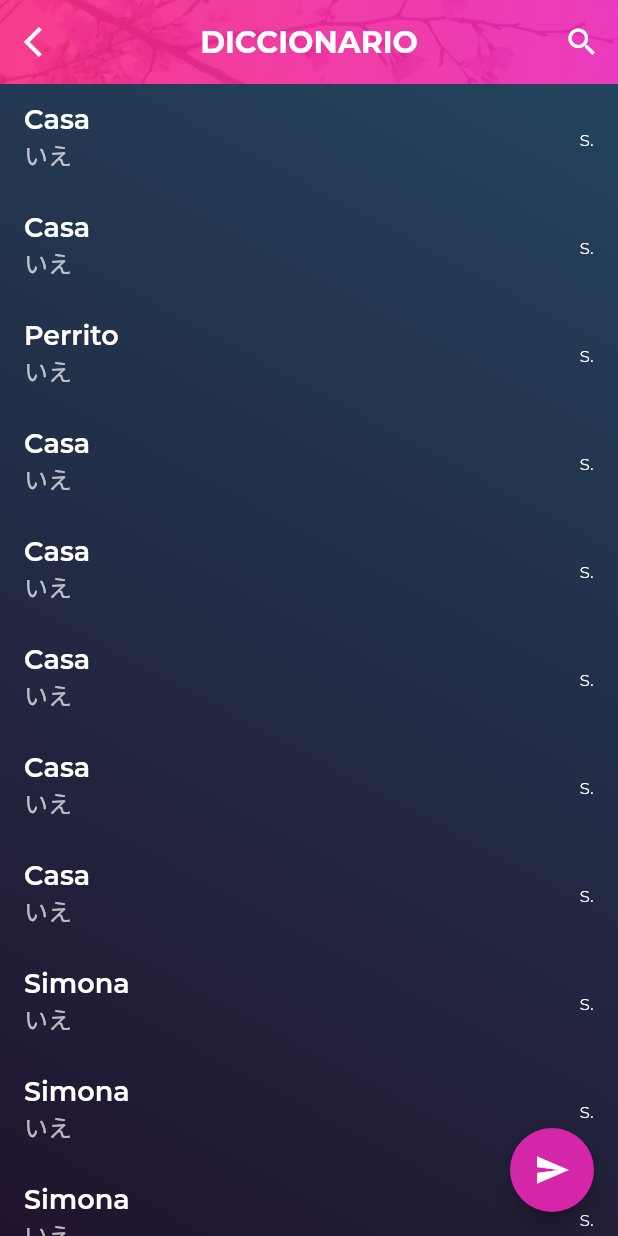
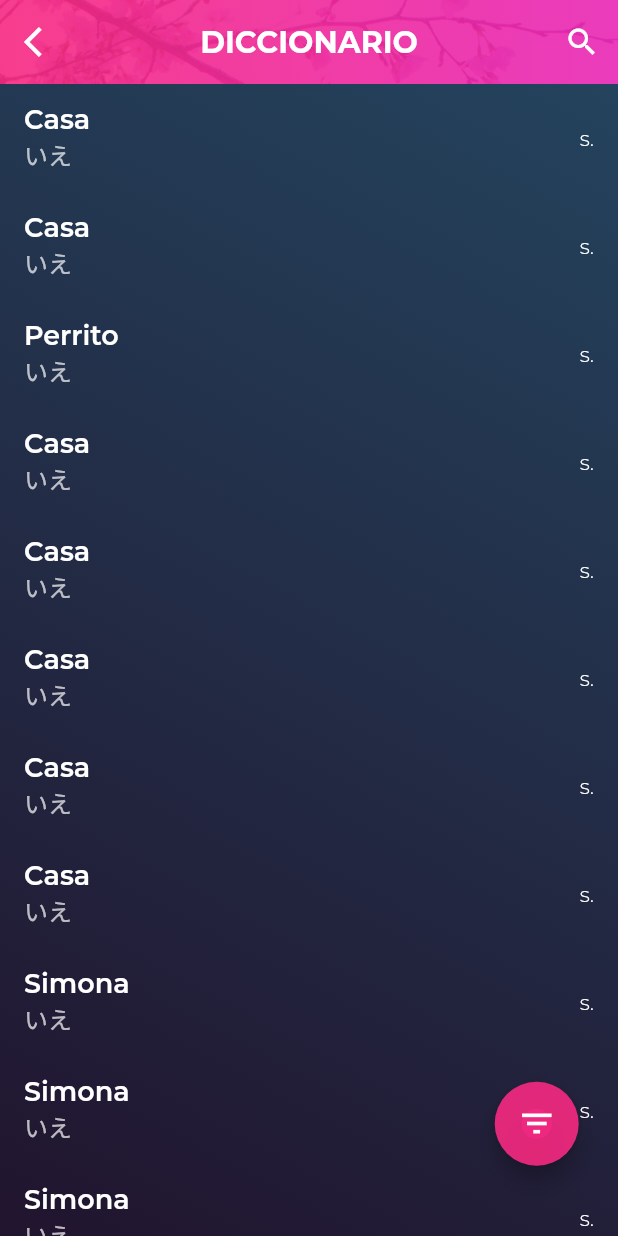
Before and after one commit to Waffulz/SakuraDictionary, a Flutter app: the DictionaryPage screen opened directly, on a phone screen of 412 x 824 dp. Run offline on Flutter 3.47's test engine with Material 2 defaults, Android fonts, the phone set to English and light mode, and no system bars; our stand-ins replace firebase_database; accounts and stored records are empty; Roboto replaces fonts that are missing (Aozora).

Commit message:
floating action button animated
-now the floatingActionButtong is animated

```diff
--- a/sakura_jisho/lib/user_interface/dictionary_section/dictionary_screen.dart
+++ b/sakura_jisho/lib/user_interface/dictionary_section/dictionary_screen.dart
@@ -1,6 +1,7 @@
 import 'package:flutter/material.dart';
 import 'package:sakura_jisho/user_interface/dictionary_section/topPanel.dart';
 import 'package:sakura_jisho/user_interface/sections/filter_section.dart';
+import 'dart:math' as math;
 
 //Import of sakura classes
 import 'package:sakura_jisho/utils/color_pallete.dart';
@@ -81,16 +82,157 @@ class _DictionaryPageState extends State<DictionaryPage> {
               ],
             ),
             body: TopPanel(),
-            floatingActionButton: FloatingActionButton(
-                onPressed: () {
-                  //TODO:
+          ),
+        ),
+        Positioned(top: MediaQuery.of(context).size.height * 0.8,
+            left: MediaQuery.of(context).size.width * 0.65,
+            child: OptionsFab()),
+      ],
+    );
+  }
+}
+
+class OptionsFab extends StatefulWidget {
+  @override
+  _OptionsFabState createState() => _OptionsFabState();
+}
+
+class _OptionsFabState extends State<OptionsFab>
+    with SingleTickerProviderStateMixin {
+  AnimationController _animationController;
+  Animation<Color> _colorAnimation;
+  double expandedSize = 180.0;
+  double hiddenSize = 20.0;
+
+  //Functions used in Fuctions
+  @override
+  void initState() {
+    super.initState();
+    _animationController = new AnimationController(
+        vsync: this, duration: Duration(milliseconds: 200));
+    _colorAnimation = new ColorTween(begin: pink, end: purple)
+        .animate(_animationController)
+          ..addListener(() => setState(() {}));
+  }
+
+  @override
+  void dispose() {
+    _animationController.dispose();
+    super.dispose();
+  }
+
+  open() {
+    if (_animationController.isDismissed) {
+      _animationController.forward();
+    }
+  }
+
+  close() {
+    if (_animationController.isCompleted) {
+      _animationController.reverse();
+    }
+  }
+
+  //Functions used in widgets
+  _onFabTap() {
+    if (_animationController.isDismissed) {
+      open();
+    } else {
+      close();
+    }
+  }
+
+  @override
+  Widget build(BuildContext context) {
+    return SizedBox(
+      width: expandedSize,
+      height: expandedSize,
+      child: AnimatedBuilder(
+        animation: _animationController,
+        builder: (BuildContext context, Widget child) {
+          return new Stack(
+            alignment: Alignment.center,
+            children: <Widget>[
+              _expandedBackgroudBuilder(),
+              _optionIconBuilder(Icons.filter_list, 0.0),
+              _optionIconBuilder(Icons.translate, - math.pi / 2),
+              _fabBuilder(),
+            ],
+          );
         },
-                backgroundColor: colorRight,
-                child: Icon(Icons.send)
+      ),
+    );
+  }
+
+  //Widget builders
+  Widget _fabBuilder() {
+    double scaleFactor = 2 * (_animationController.value - 0.5).abs();
+    return FloatingActionButton(
+      onPressed: () => _onFabTap(),
+      child: Transform(
+        alignment: Alignment.center,
+        transform: new Matrix4.identity()..scale(1.0, scaleFactor),
+        child: Icon(
+          _animationController.value > 0.5 ? Icons.close : Icons.filter_list,
+          color: Colors.white,
+          size: 26.0,
+        ),
+      ),
+      backgroundColor: _colorAnimation.value,
+    );
+  }
+
+  Widget _expandedBackgroudBuilder() {
+    double size =
+        hiddenSize + (expandedSize - hiddenSize) * _animationController.value;
+    return Container(
+      height: size,
+      width: size,
+      decoration: BoxDecoration(
+        shape: BoxShape.circle,
+        gradient: LinearGradient(
+          colors: [
+            pink,
+            purple
+          ],
+          begin:Alignment.topRight,
+          end: Alignment.bottomLeft
+        )
+      ),
+    );
+  }
+
+  Widget _optionIconBuilder(IconData icon, double angle) {
+
+    double iconSize = 0.0;
+    if (_animationController.value > 0.8) {
+      iconSize = 20.0 * (_animationController.value - 0.8) * 5;
+    }
+
+    return Material(
+      color: Colors.transparent,
+      child: Transform.rotate(
+        angle: angle,
+        child: Align(
+          alignment: Alignment.topCenter,
+          child: Padding(
+            padding: EdgeInsets.only(top: 8.0),
+            child: IconButton(
+              onPressed: null,
+              icon: Transform.rotate(
+                angle: -angle,
+                child: Icon(
+                  icon,
+                  color: Colors.white,
+                ),
+              ),
+              iconSize: iconSize,
+              alignment: Alignment.center,
+              padding: EdgeInsets.all(0.0),
             ),
           ),
         ),
-      ],
+      ),
     );
   }
 }
@@ -103,8 +245,8 @@ class VocabularyList extends StatefulWidget {
   @override
   _VocabularyListState createState() => _VocabularyListState();
 }
+
 class _VocabularyListState extends State<VocabularyList> {
-
   List<Word> _words = [];
   @override
   void initState() {
@@ -159,6 +301,7 @@ class _VocabularyListState extends State<VocabularyList> {
     _loadWords();
     return Future<Null>.value();
   }
+
   @override
   Widget build(BuildContext context) {
     return Expanded(
@@ -174,7 +317,6 @@ class _VocabularyListState extends State<VocabularyList> {
   }
 }
 
-
 class TopPanel extends StatefulWidget {
   @override
   _TopPanelState createState() => _TopPanelState();
@@ -188,9 +330,7 @@ class _TopPanelState extends State<TopPanel>
   void initState() {
     super.initState();
     openableController = new OpenableController(
-        vsync: this,
-        openDuration: const Duration(milliseconds: 250)
-    )
+        vsync: this, openDuration: const Duration(milliseconds: 250))
       ..addListener(() => setState(() {}));
   }
 
@@ -248,8 +388,9 @@ class _TopPanelState extends State<TopPanel>
                             ]),
                             TableRow(children: [
                               InkWell(
-                                onTap: openableController.isOpen() ?
-                                    openableController.close : null,
+                                onTap: openableController.isOpen()
+                                    ? openableController.close
+                                    : null,
                                 child: Row(
                                   mainAxisAlignment: MainAxisAlignment.start,
                                   children: <Widget>[
```
Lines whose indentation alone changed are shown as unchanged.
